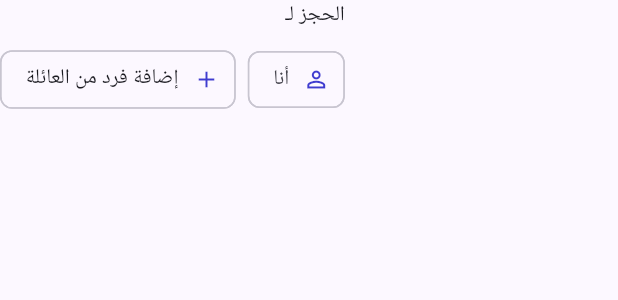
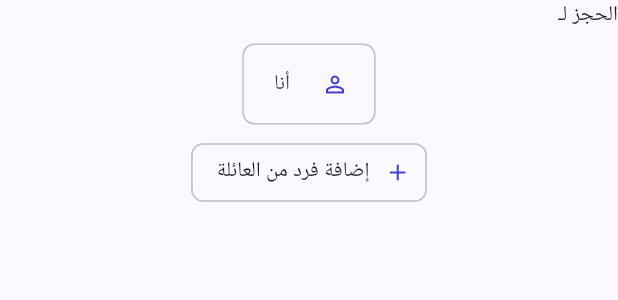
Before and after one commit to AhmedElemey/dr-booking-mobile, a Flutter app: the BookingForPicker widget shown alone on an empty page, opened directly with empty values, on a phone screen of 412 x 824 dp. Shown: the top 300 px of the screen. Run offline on Flutter 3.47's test engine with Material 3 defaults, Android fonts, the phone set to English and light mode, and no system bars; our stand-ins replace cached_network_image, dio, flutter_riverpod, flutter_secure_storage, fpdart, go_router and 2 more; accounts and stored records are empty; generated files the repository leaves out were written again; network calls fail.

Commit message:
Prepare review: lib/features/family/presentation/booking_for_picker.dart

```diff
--- a/lib/features/family/presentation/booking_for_picker.dart
+++ b/lib/features/family/presentation/booking_for_picker.dart
@@ -29,19 +29,27 @@ class BookingForPicker extends ConsumerWidget {
       children: [
         Text(l10n.bookingFor, style: theme.textTheme.titleSmall),
         const SizedBox(height: 8),
-        Wrap(
-          spacing: 8,
-          runSpacing: 8,
+        Column(
+          crossAxisAlignment: CrossAxisAlignment.stretch,
           children: [
             ChoiceChip(
+              labelPadding: const EdgeInsetsDirectional.symmetric(
+                horizontal: 12,
+                vertical: 8,
+              ),
               key: const Key('for-me'),
               avatar: const Icon(Icons.person_outline, size: 18),
               label: Text(l10n.bookingForMe),
               selected: selected == null,
               onSelected: (_) => onSelected(null),
             ),
-            for (final member in members)
+            const SizedBox(height: 8),
+            for (final member in members) ...[
               ChoiceChip(
+                labelPadding: const EdgeInsetsDirectional.symmetric(
+                  horizontal: 12,
+                  vertical: 8,
+                ),
                 key: Key('for-${member.id}'),
                 avatar: Icon(
                   member.relation == FamilyRelation.child
@@ -55,6 +63,8 @@ class BookingForPicker extends ConsumerWidget {
                 selected: selected?.id == member.id,
                 onSelected: (_) => onSelected(member),
               ),
+              const SizedBox(height: 8),
+            ],
             ActionChip(
               key: const Key('addMemberChip'),
               avatar: const Icon(Icons.add, size: 18),
```
